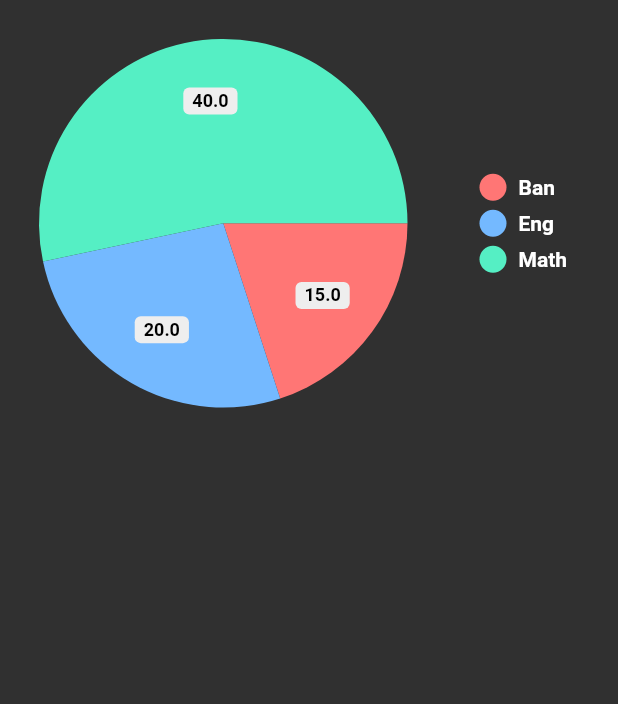
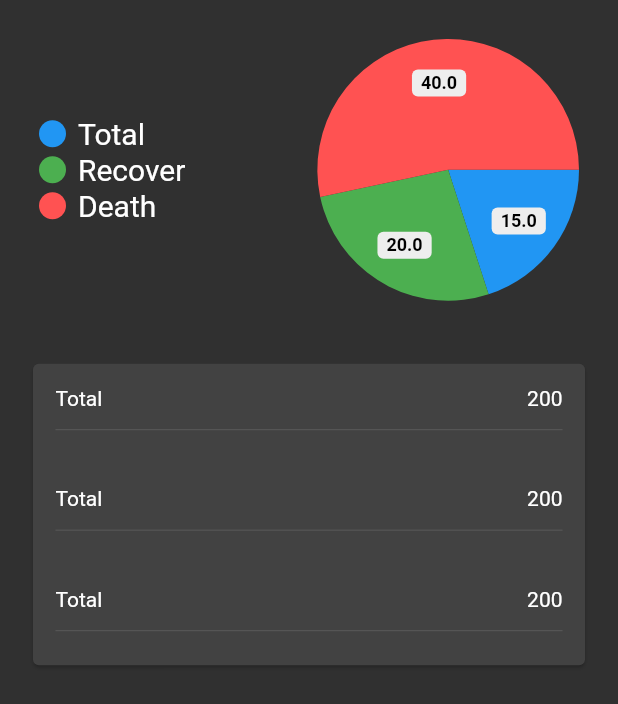
Before and after one commit to najmulmyself/CovidTracker, a Flutter app: the screen it shows after launch, on a phone screen of 412 x 824 dp. Shown: the top 704 px of the screen. Run offline on Flutter 3.47's test engine with Material 2 defaults, Android fonts, the phone set to English and light mode, and no system bars; drawn by our look-alikes of pie_chart.

Commit message:
added card

```diff
--- a/lib/screen/world_stat.dart
+++ b/lib/screen/world_stat.dart
@@ -1,3 +1,5 @@
+// import 'dart:html';
+
 import 'package:flutter/material.dart';
 import 'package:pie_chart/pie_chart.dart';
 
@@ -18,7 +20,42 @@ class _WorldStatState extends State<WorldStat> {
         child: Column(
           children: [
             PieChart(
-              dataMap: {"Ban": 15, "Eng": 20, "Math": 40},
+              legendOptions: LegendOptions(
+                legendPosition: LegendPosition.left,
+                legendTextStyle: TextStyle(fontSize: 20, wordSpacing: 20.0),
+              ),
+              chartLegendSpacing: 80,
+              dataMap: {
+                "Total": 15,
+                "Recover": 20,
+                "Death": 40,
+              },
+              colorList: [
+                Colors.blue,
+                Colors.green,
+                Colors.redAccent,
+              ],
+            ),
+            SizedBox(
+              height: 30,
+            ),
+            Card(
+              child: Column(
+                children: [
+                  ReUsableRow(
+                    title: "Total",
+                    value: 200,
+                  ),
+                  ReUsableRow(
+                    title: "Total",
+                    value: 200,
+                  ),
+                  ReUsableRow(
+                    title: "Total",
+                    value: 200,
+                  ),
+                ],
+              ),
             ),
           ],
         ),
@@ -26,3 +63,34 @@ class _WorldStatState extends State<WorldStat> {
     );
   }
 }
+
+class ReUsableRow extends StatelessWidget {
+  String? title;
+  int? value;
+
+  ReUsableRow({this.title, this.value});
+
+  @override
+  Widget build(BuildContext context) {
+    return Padding(
+      padding: const EdgeInsets.all(15.0),
+      child: Column(
+        children: [
+          Row(
+            mainAxisAlignment: MainAxisAlignment.spaceBetween,
+            children: [
+              Text(title!),
+              Text(
+                value.toString(),
+              ),
+            ],
+          ),
+          SizedBox(
+            height: 5,
+          ),
+          Divider()
+        ],
+      ),
+    );
+  }
+}
```
